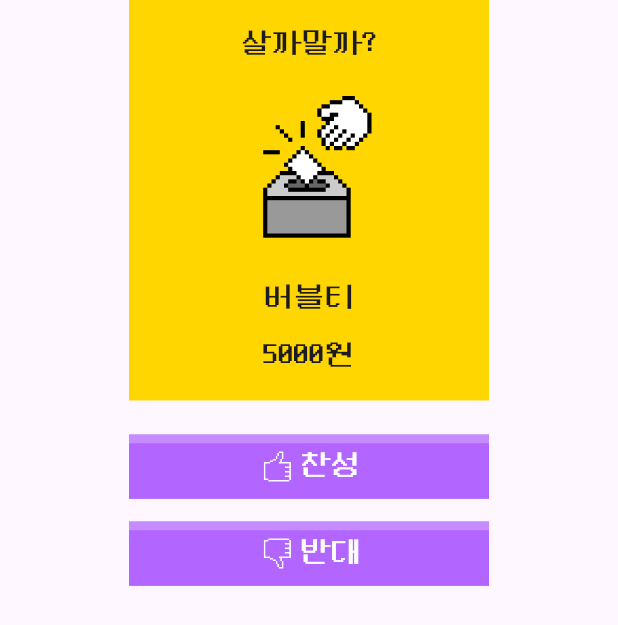
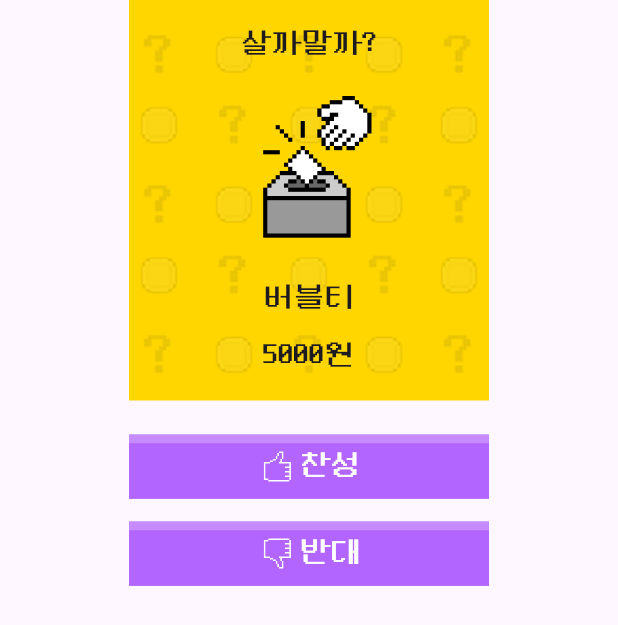
Before and after one commit to Poorlex/FE_poorlex, a Flutter app: the VoteItem widget shown alone on an empty page, opened directly, on a phone screen of 412 x 824 dp. Shown: the top 625 px of the screen. Run offline on Flutter 3.47's test engine with Material 3 defaults, Android fonts, the phone set to English and light mode, and no system bars; our stand-ins replace carousel_slider, flutter_svg, get, image_picker, sign_in_with_apple; missing offline and left inert: kakao_flutter_sdk.

Commit message:
패턴 이미지 추가

```diff
--- a/lib/Widget/BattleDetailPage/chat.dart
+++ b/lib/Widget/BattleDetailPage/chat.dart
@@ -667,10 +667,15 @@ class VoteItem extends StatelessWidget {
           mainAxisAlignment: MainAxisAlignment.center,
           children: [
             Container(
-              color: Color(0xffFFD600),
+              width: 240,
+              child: Stack(children: [
+                Positioned.fill(child: Container(color: Color(0xffFFD600))),
+                Positioned.fill(child: Image.asset('assets/pattern.png', repeat: ImageRepeat.repeat)),
+                Container(
                   width: 240,
                   padding: EdgeInsets.fromLTRB(0, 15, 0, 15),
-              child: Column(
+                  child:
+                    Column(
                         crossAxisAlignment: CrossAxisAlignment.center,
                         children: [
                           Text('살까말까?', style: TextStyle(fontSize: 20)),
@@ -684,7 +689,9 @@ class VoteItem extends StatelessWidget {
                           SizedBox(height: 10),
                           Text(money.toString() + '원', style: TextStyle(fontSize: 20)),
                         ]
+                    ),
                 )
+              ])
             )
           ]
         ),
--- a/lib/Widget/BattlePage/detail/ranking_detail_widget.dart
+++ b/lib/Widget/BattlePage/detail/ranking_detail_widget.dart
@@ -505,7 +505,6 @@ class _RankingDetailWidget extends State<RankingDetailWidget>
             },
           ))
         ]),
-        // todo: 채팅
         Container(
           child: Chat()
         ),
--- a/pubspec.yaml
+++ b/pubspec.yaml
@@ -74,6 +74,7 @@ flutter:
     - assets/coin.png
     - assets/poorlex.png
     - assets/img_main_login.png
+    - assets/pattern.png
     - assets/app_bar/
     - assets/budget_page/
     - assets/main_page/
```
Also changed, not shown: assets/pattern.png (added). Lines whose indentation alone changed are shown as unchanged.
